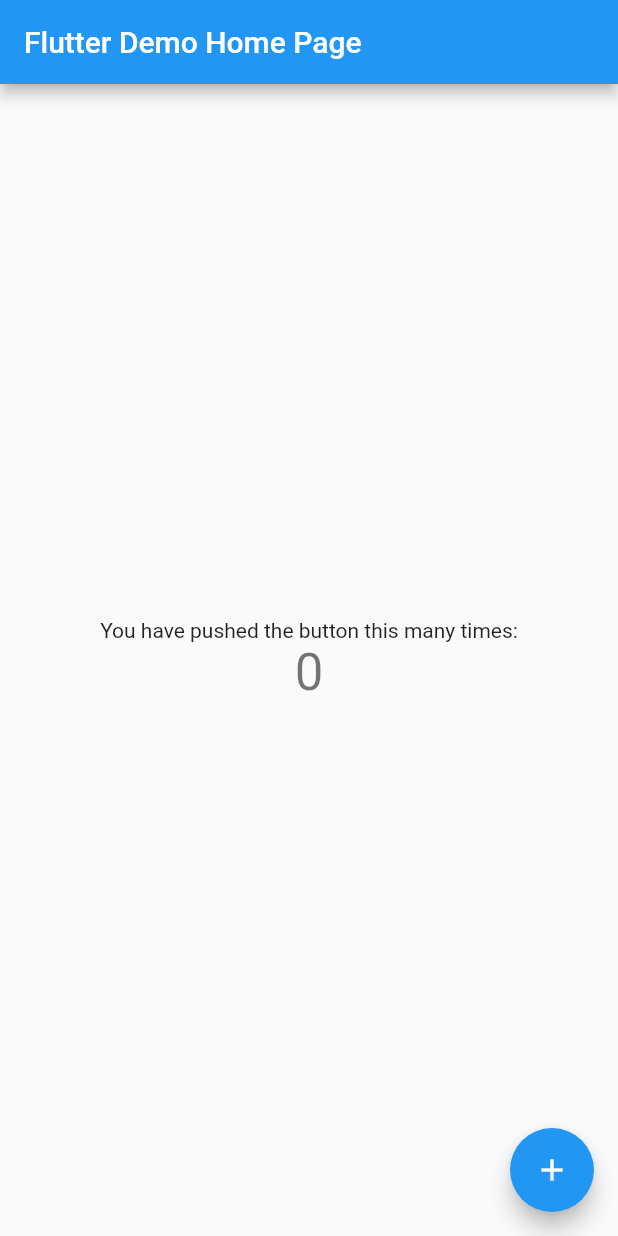
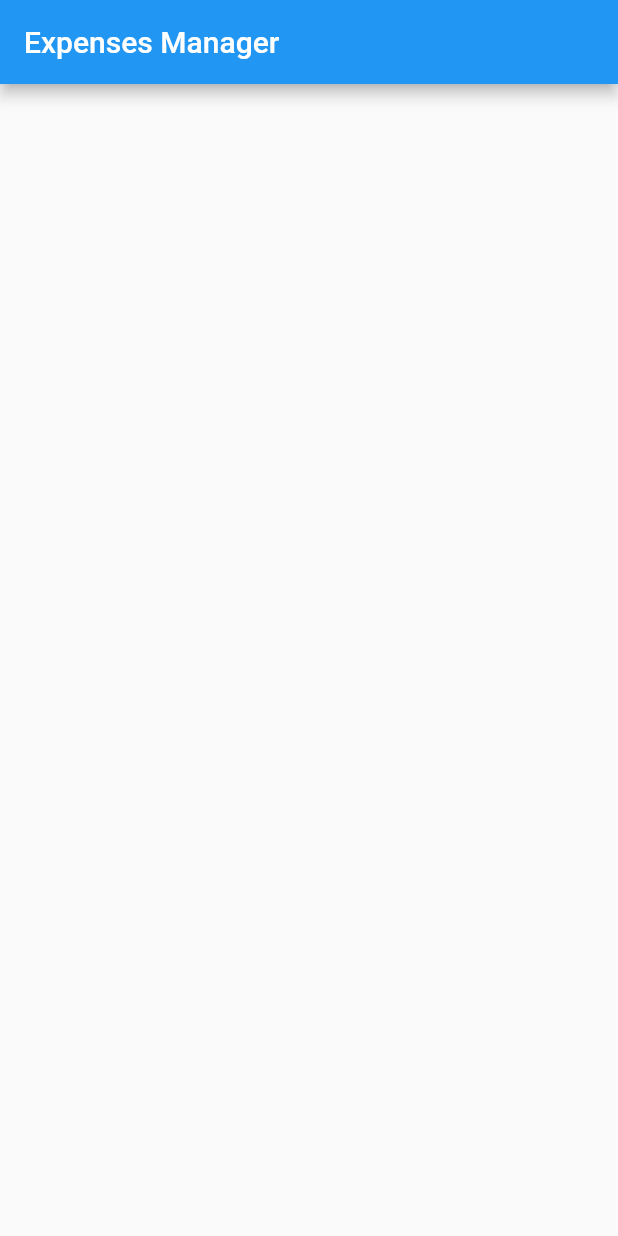
Before and after one commit to shubhamzanwar/learn-flutter, a Flutter app: the screen it shows after launch, on a phone screen of 412 x 824 dp. Run offline on Flutter 3.47's test engine with Material 2 defaults, Android fonts, the phone set to English and light mode, and no system bars.

Commit message:
adding basic scaffold

```diff
--- /dev/null
+++ b/lib/app.dart
@@ -0,0 +1,10 @@
+import 'package:flutter/material.dart';
+
+class App extends StatelessWidget {
+  @override
+  Widget build(BuildContext context) {
+    return Container(
+
+    );
+  }
+}
--- a/lib/main.dart
+++ b/lib/main.dart
@@ -1,111 +1,16 @@
 import 'package:flutter/material.dart';
 
-void main() => runApp(MyApp());
+import './app.dart';
 
-class MyApp extends StatelessWidget {
-  // This widget is the root of your application.
-  @override
-  Widget build(BuildContext context) {
-    return MaterialApp(
-      title: 'Flutter Demo',
-      theme: ThemeData(
-        // This is the theme of your application.
-        //
-        // Try running your application with "flutter run". You'll see the
-        // application has a blue toolbar. Then, without quitting the app, try
-        // changing the primarySwatch below to Colors.green and then invoke
-        // "hot reload" (press "r" in the console where you ran "flutter run",
-        // or simply save your changes to "hot reload" in a Flutter IDE).
-        // Notice that the counter didn't reset back to zero; the application
-        // is not restarted.
-        primarySwatch: Colors.blue,
+void main() {
+  runApp(
+    MaterialApp(
+      home: Scaffold(
+        appBar: AppBar(
+          title: Text("Expenses Manager"),
+        ),
+        body: App(),
       ),
-      home: MyHomePage(title: 'Flutter Demo Home Page'),
-    );
-  }
+    ),
+  );
 }
-
-class MyHomePage extends StatefulWidget {
-  MyHomePage({Key key, this.title}) : super(key: key);
-
-  // This widget is the home page of your application. It is stateful, meaning
-  // that it has a State object (defined below) that contains fields that affect
-  // how it looks.
-
-  // This class is the configuration for the state. It holds the values (in this
-  // case the title) provided by the parent (in this case the App widget) and
-  // used by the build method of the State. Fields in a Widget subclass are
-  // always marked "final".
-
-  final String title;
-
-  @override
-  _MyHomePageState createState() => _MyHomePageState();
-}
-
-class _MyHomePageState extends State<MyHomePage> {
-  int _counter = 0;
-
-  void _incrementCounter() {
-    setState(() {
-      // This call to setState tells the Flutter framework that something has
-      // changed in this State, which causes it to rerun the build method below
-      // so that the display can reflect the updated values. If we changed
-      // _counter without calling setState(), then the build method would not be
-      // called again, and so nothing would appear to happen.
-      _counter++;
-    });
-  }
-
-  @override
-  Widget build(BuildContext context) {
-    // This method is rerun every time setState is called, for instance as done
-    // by the _incrementCounter method above.
-    //
-    // The Flutter framework has been optimized to make rerunning build methods
-    // fast, so that you can just rebuild anything that needs updating rather
-    // than having to individually change instances of widgets.
-    return Scaffold(
-      appBar: AppBar(
-        // Here we take the value from the MyHomePage object that was created by
-        // the App.build method, and use it to set our appbar title.
-        title: Text(widget.title),
-      ),
-      body: Center(
-        // Center is a layout widget. It takes a single child and positions it
-        // in the middle of the parent.
-        child: Column(
-          // Column is also a layout widget. It takes a list of children and
-          // arranges them vertically. By default, it sizes itself to fit its
-          // children horizontally, and tries to be as tall as its parent.
-          //
-          // Invoke "debug painting" (press "p" in the console, choose the
-          // "Toggle Debug Paint" action from the Flutter Inspector in Android
-          // Studio, or the "Toggle Debug Paint" command in Visual Studio Code)
-          // to see the wireframe for each widget.
-          //
-          // Column has various properties to control how it sizes itself and
-          // how it positions its children. Here we use mainAxisAlignment to
-          // center the children vertically; the main axis here is the vertical
-          // axis because Columns are vertical (the cross axis would be
-          // horizontal).
-          mainAxisAlignment: MainAxisAlignment.center,
-          children: <Widget>[
-            Text(
-              'You have pushed the button this many times:',
-            ),
-            Text(
-              '$_counter',
-              style: Theme.of(context).textTheme.display1,
-            ),
-          ],
-        ),
-      ),
-      floatingActionButton: FloatingActionButton(
-        onPressed: _incrementCounter,
-        tooltip: 'Increment',
-        child: Icon(Icons.add),
-      ), // This trailing comma makes auto-formatting nicer for build methods.
-    );
-  }
-}
```
Also changed, not shown: 1 other file.
